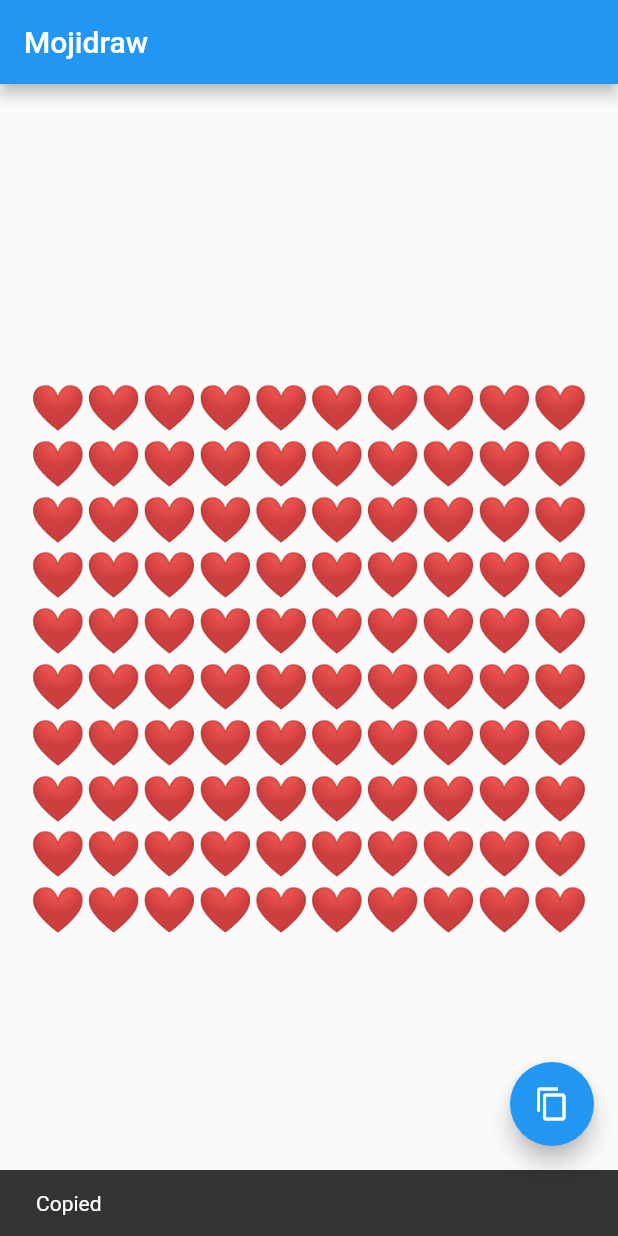
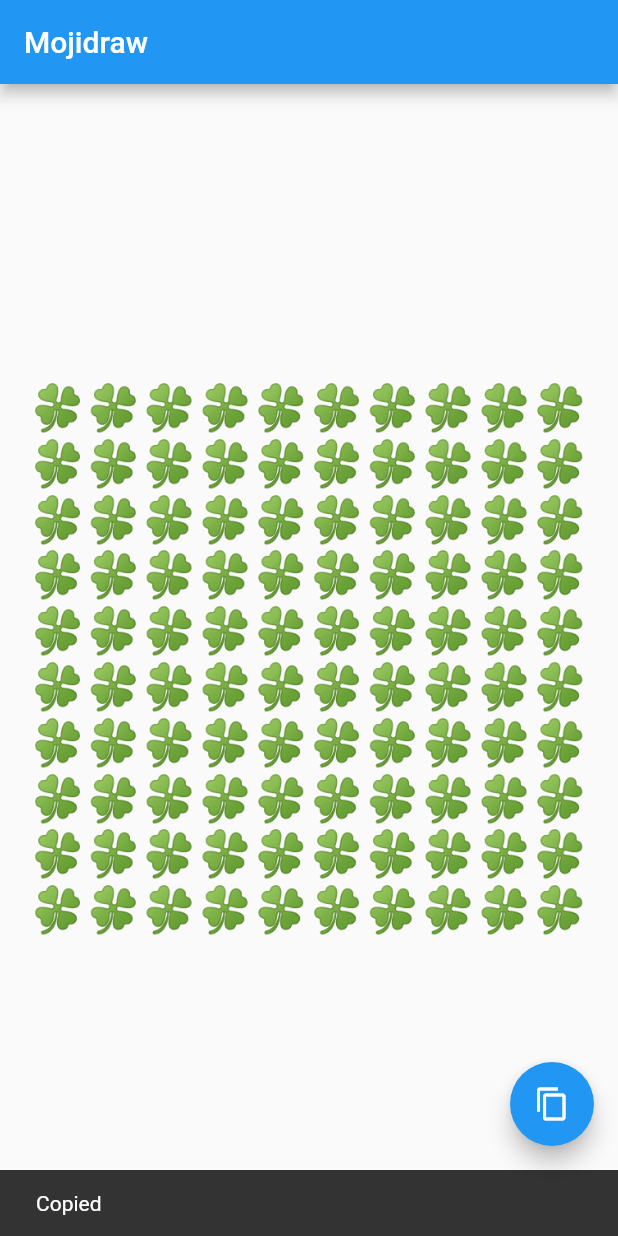
Before and after one commit to matthias-stemmler/mojidraw, a Flutter app: the screen it shows after launch, after a tap on the "content copy" icon, on a phone screen of 412 x 824 dp. Run offline on Flutter 3.47's test engine with Material 2 defaults, Android fonts, the phone set to English and light mode, and no system bars.

Commit message:
Switch to JoyPixels font

```diff
--- a/lib/fitting_text_renderer.dart
+++ b/lib/fitting_text_renderer.dart
@@ -7,30 +7,31 @@ import 'package:flutter/painting.dart';
 /// that makes it fit into a box of a given size
 class FittingTextRenderer {
   final String text;
-  final TextStyle textStyle;
+  final String fontFamily;
   double _widthFactor, _heightFactor;
 
-  FittingTextRenderer(
-      {this.text, this.textStyle = const TextStyle(fontSize: 14.0)}) {
+  FittingTextRenderer({this.text, this.fontFamily}) {
     _calculateSizeFactors();
   }
 
   TextPainter render(Size size) {
     final double fontSize =
         min(size.width * _widthFactor, size.height * _heightFactor);
-    return _makeTextPainter(
-        textStyle.apply(fontSizeFactor: 0.0, fontSizeDelta: fontSize));
+    return _makeTextPainter(fontSize);
   }
 
   void _calculateSizeFactors() {
-    final TextPainter painter = _makeTextPainter(textStyle);
+    const double fontSize = 14.0;
+    final TextPainter painter = _makeTextPainter(fontSize);
 
-    _widthFactor = textStyle.fontSize / painter.width;
-    _heightFactor = textStyle.fontSize / painter.height;
+    _widthFactor = fontSize / painter.width;
+    _heightFactor = fontSize / painter.height;
   }
 
-  TextPainter _makeTextPainter(TextStyle style) {
-    final span = TextSpan(text: text, style: style);
+  TextPainter _makeTextPainter(double fontSize) {
+    final span = TextSpan(
+        text: text,
+        style: TextStyle(fontFamily: fontFamily, fontSize: fontSize));
     return TextPainter(textDirection: TextDirection.ltr, text: span)..layout();
   }
 }
--- a/lib/main.dart
+++ b/lib/main.dart
@@ -41,12 +41,12 @@ class _MojiDrawPageState extends State<MojiDrawPage> {
   @override
   void initState() {
     super.initState();
-    _emojis = CharGrid(widget.width, widget.height, background: '❤');
+    _emojis = CharGrid(widget.width, widget.height, background: '🍀');
   }
 
   void _activateEmoji(GridCell cell) {
     setState(() {
-      _emojis.set(cell, '🦔');
+      _emojis.set(cell, '🦦');
     });
   }
 
@@ -99,19 +99,17 @@ class EmojiGrid extends StatelessWidget {
       child: AspectRatio(
           aspectRatio: emojis.aspectRatio,
           child: CustomPaint(
-              painter: GridPainter(
-                  emojis: emojis,
-                  textStyle: Theme.of(context).textTheme.bodyText2))));
+              painter: GridPainter(emojis: emojis, fontFamily: 'JoyPixels'))));
 }
 
 class GridPainter extends CustomPainter {
   final CharGrid emojis;
   final Map<String, FittingTextRenderer> _renderers;
 
-  GridPainter({this.emojis, textStyle})
+  GridPainter({this.emojis, String fontFamily})
       : _renderers = {
-          '❤': FittingTextRenderer(text: '❤', textStyle: textStyle),
-          '🦔': FittingTextRenderer(text: '🦔', textStyle: textStyle)
+          '🍀': FittingTextRenderer(text: '🍀', fontFamily: fontFamily),
+          '🦦': FittingTextRenderer(text: '🦦', fontFamily: fontFamily)
         };
 
   @override
```
Also changed, not shown: pubspec.yaml (+5 -56 lines), pubspec.lock, 4 other files.
